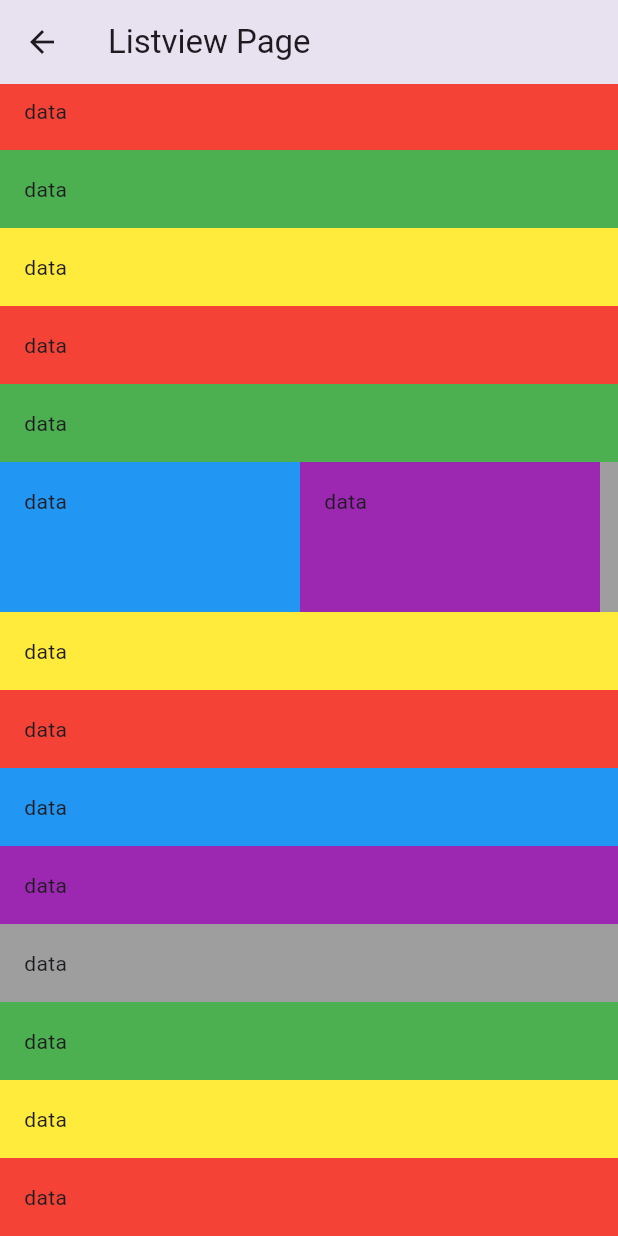
After one commit to nixuiui/flutter-batch-10, a Flutter app: the ListViewPage screen opened directly, on a phone screen of 412 x 824 dp. The commit adds this screen. Run offline on Flutter 3.47's test engine with Material 3 defaults, Android fonts, the phone set to English and light mode, and no system bars; network calls fail.

Commit message:
Refactor: Replace FootballPlayerPage with ListViewSeparatorPage and remove unused pages

```diff
--- a/lib/main.dart
+++ b/lib/main.dart
@@ -1,5 +1,5 @@
 import 'package:flutter/material.dart';
-import 'package:flutter_batch_10/pages/footbool_player_page.dart';
+import 'package:flutter_batch_10/pages/day_4/listview_separated_page.dart';
 
 void main() {
   runApp(const MyApp());
@@ -15,7 +15,7 @@ class MyApp extends StatelessWidget {
       theme: ThemeData(
         brightness: Brightness.light,
       ),
-      home: FootballPlayerPage(),
+      home: ListViewSeparatorPage(),
     );
   }
 }
--- a/lib/pages/footbool_player_page.dart
+++ b/lib/pages/day_3/footbool_player_page.dart
@@ -42,6 +42,12 @@ class _FootballPlayerPageState extends State<FootballPlayerPage> {
   }
 
   @override
+  void dispose() {
+    print(' FootballPlayerPage disposed');
+    super.dispose();
+  }
+
+  @override
   Widget build(BuildContext context) {
     return Scaffold(
       appBar: AppBar(title: const Text('Football Player Page')),
--- /dev/null
+++ b/lib/pages/day_4/listview_page.dart
@@ -0,0 +1,169 @@
+import 'package:flutter/material.dart';
+
+class ListViewPage extends StatefulWidget {
+  const ListViewPage({super.key});
+
+  @override
+  State<ListViewPage> createState() => _ListViewPageState();
+}
+
+class _ListViewPageState extends State<ListViewPage> {
+  @override
+  Widget build(BuildContext context) {
+    return Scaffold(
+      appBar: AppBar(title: const Text('Listview Page')),
+      body: ListView(
+        reverse: true,
+        children: [
+          Container(
+            color: Colors.red,
+            width: double.infinity,
+            padding: EdgeInsets.all(16),
+            child: Text("data")
+          ),
+          Container(
+            color: Colors.yellow,
+            width: double.infinity,
+            padding: EdgeInsets.all(16),
+            child: Text("data")
+          ),
+          Container(
+            color: Colors.green,
+            width: double.infinity,
+            padding: EdgeInsets.all(16),
+            child: Text("data")
+          ),
+          ListView(
+            shrinkWrap: true,
+            padding: EdgeInsets.zero,
+            physics: ClampingScrollPhysics(),
+            children: [
+              Container(
+                color: Colors.blue,
+                width: double.infinity,
+                padding: EdgeInsets.all(16),
+                child: Text("data")
+              ),
+              Container(
+                color: Colors.purple,
+                width: double.infinity,
+                padding: EdgeInsets.all(16),
+                child: Text("data")
+              ),
+              Container(
+                color: Colors.grey,
+                width: double.infinity,
+                padding: EdgeInsets.all(16),
+                child: Text("data")
+              ),
+            ],
+          ),
+          Container(
+            color: Colors.red,
+            width: double.infinity,
+            padding: EdgeInsets.all(16),
+            child: Text("data")
+          ),
+          Container(
+            color: Colors.yellow,
+            width: double.infinity,
+            padding: EdgeInsets.all(16),
+            child: Text("data")
+          ),
+          SizedBox(
+            height: 100,
+            child: ListView(
+              shrinkWrap: true,
+              padding: EdgeInsets.zero,
+              scrollDirection: Axis.horizontal,
+              physics: ClampingScrollPhysics(),
+              children: [
+                Container(
+                  color: Colors.blue,
+                  height: 100,
+                  width: 200,
+                  padding: EdgeInsets.all(16),
+                  child: Text("data")
+                ),
+                Container(
+                  color: Colors.purple,
+                  height: 100,
+                  width: 200,
+                  padding: EdgeInsets.all(16),
+                  child: Text("data")
+                ),
+                Container(
+                  color: Colors.grey,
+                  height: 100,
+                  width: 200,
+                  padding: EdgeInsets.all(16),
+                  child: Text("data")
+                ),
+              ],
+            ),
+          ),
+          Container(
+            color: Colors.green,
+            width: double.infinity,
+            padding: EdgeInsets.all(16),
+            child: Text("data")
+          ),
+          Container(
+            color: Colors.red,
+            width: double.infinity,
+            padding: EdgeInsets.all(16),
+            child: Text("data")
+          ),
+          Container(
+            color: Colors.yellow,
+            width: double.infinity,
+            padding: EdgeInsets.all(16),
+            child: Text("data")
+          ),
+          Container(
+            color: Colors.green,
+            width: double.infinity,
+            padding: EdgeInsets.all(16),
+            child: Text("data")
+          ),
+          Container(
+            color: Colors.red,
+            width: double.infinity,
+            padding: EdgeInsets.all(16),
+            child: Text("data")
+          ),
+          Container(
+            color: Colors.yellow,
+            width: double.infinity,
+            padding: EdgeInsets.all(16),
+            child: Text("data")
+          ),
+          Container(
+            color: Colors.green,
+            width: double.infinity,
+            padding: EdgeInsets.all(16),
+            child: Text("data")
+          ),
+          Container(
+            color: Colors.red,
+            width: double.infinity,
+            padding: EdgeInsets.all(16),
+            child: Text("data")
+          ),
+          Container(
+            color: Colors.yellow,
+            width: double.infinity,
+            padding: EdgeInsets.all(16),
+            child: Text("data")
+          ),
+          Container(
+            color: Colors.green,
+            width: double.infinity,
+            padding: EdgeInsets.all(16),
+            child: Text("data")
+          ),
+        ],
+      ),
+    );
+  }
+}
```
Also changed, not shown: lib/pages/day_4/listview_builder_page.dart (added, +107 -0 lines), lib/pages/day_4/listview_separated_page.dart (added, +109 -0 lines), lib/pages/day_3/home_page.dart (renamed from lib/pages/home_page.dart).
